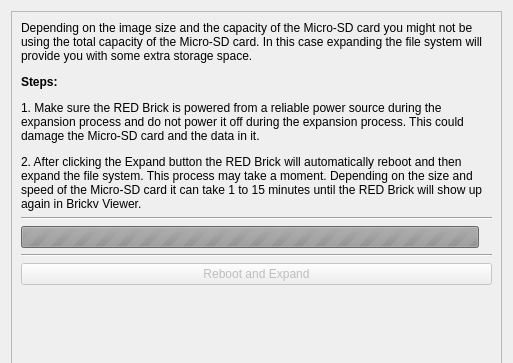
First picture: the form in src/brickv/plugin_system/plugins/red/ui/red_tab_settings_filesystem.ui, repository Tinkerforge/brickv, before the edit; both pictures show x 0 to 513 and y 0 to 363 of the 513 by 596 pixel window.
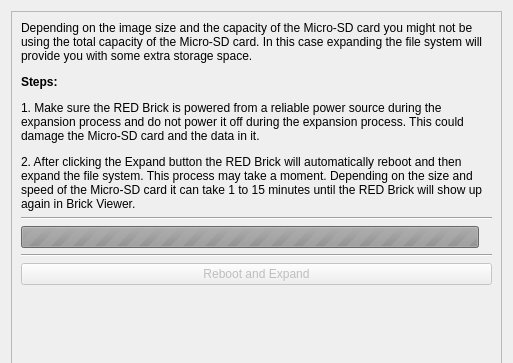
Second picture: the form after the edit.

Commit message: red: Fix typo in file system expansion tab

```diff
--- a/src/brickv/plugin_system/plugins/red/ui/red_tab_settings_filesystem.ui
+++ b/src/brickv/plugin_system/plugins/red/ui/red_tab_settings_filesystem.ui
@@ -81,7 +81,7 @@
          <item row="0" column="0">
           <widget class="QLabel" name="label_fs_expand_info">
            <property name="text">
-            <string>&lt;html&gt;&lt;body&gt;&lt;p&gt;Depending on the image size and the capacity of the Micro-SD card you might not be using the total capacity of the Micro-SD card. In this case expanding the file system will provide you with some extra storage space. &lt;/p&gt;&lt;p&gt;&lt;b&gt;Steps:&lt;/b&gt;&lt;/p&gt;&lt;p&gt;1. Make sure the RED Brick is powered from a reliable power source during the expansion process and do not power it off during the expansion process. This could damage the Micro-SD card and the data in it. &lt;/p&gt;&lt;p&gt;2. After clicking the Expand button the RED Brick will automatically reboot and then expand the file system. This process may take a moment. Depending on the size and speed of the Micro-SD card it can take 1 to 15 minutes until the RED Brick will show up again in Brickv Viewer.&lt;/p&gt;&lt;/body&gt;&lt;/html&gt;</string>
+            <string>&lt;html&gt;&lt;body&gt;&lt;p&gt;Depending on the image size and the capacity of the Micro-SD card you might not be using the total capacity of the Micro-SD card. In this case expanding the file system will provide you with some extra storage space. &lt;/p&gt;&lt;p&gt;&lt;b&gt;Steps:&lt;/b&gt;&lt;/p&gt;&lt;p&gt;1. Make sure the RED Brick is powered from a reliable power source during the expansion process and do not power it off during the expansion process. This could damage the Micro-SD card and the data in it. &lt;/p&gt;&lt;p&gt;2. After clicking the Expand button the RED Brick will automatically reboot and then expand the file system. This process may take a moment. Depending on the size and speed of the Micro-SD card it can take 1 to 15 minutes until the RED Brick will show up again in Brick Viewer.&lt;/p&gt;&lt;/body&gt;&lt;/html&gt;</string>
            </property>
            <property name="alignment">
             <set>Qt::AlignLeading|Qt::AlignLeft|Qt::AlignTop</set>
```
